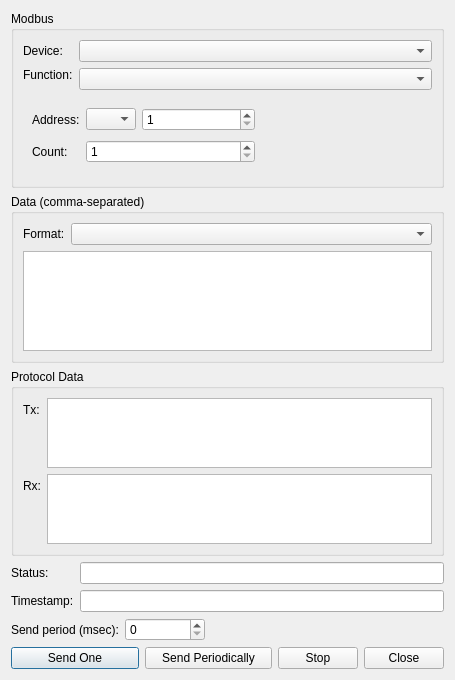
Old version of the form src/client/gui/dialogs/client_dialogsendmessage.ui in the repository serhmarch/ModbusTools.
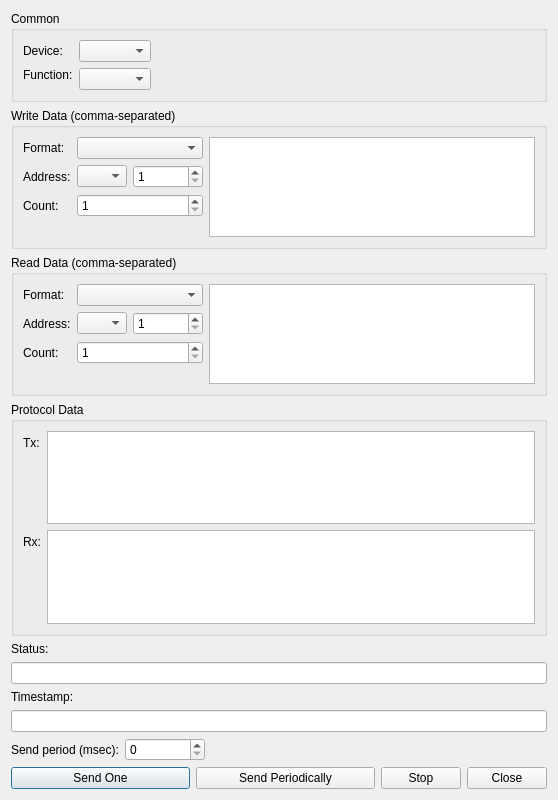
New version of the form.

```diff
--- a/src/client/gui/dialogs/client_dialogsendmessage.ui
+++ b/src/client/gui/dialogs/client_dialogsendmessage.ui
@@ -6,30 +6,20 @@
    <rect>
     <x>0</x>
     <y>0</y>
-    <width>455</width>
-    <height>670</height>
+    <width>558</width>
+    <height>800</height>
    </rect>
   </property>
   <property name="windowTitle">
    <string>Send Message</string>
   </property>
-  <layout class="QGridLayout" name="gridLayout_2">
-   <item row="0" column="0" colspan="2">
-    <widget class="QGroupBox" name="grModbusParams">
+  <layout class="QVBoxLayout" name="verticalLayout">
+   <item>
+    <widget class="QGroupBox" name="grCommonParams">
      <property name="title">
-      <string>Modbus</string>
+      <string>Common</string>
      </property>
-     <layout class="QGridLayout" name="gridLayout" columnstretch="0,0,1">
-      <item row="0" column="0">
-       <widget class="QLabel" name="label_8">
-        <property name="text">
-         <string>Device:</string>
-        </property>
-       </widget>
-      </item>
-      <item row="0" column="2">
-       <widget class="QComboBox" name="cmbDevice"/>
-      </item>
+     <layout class="QGridLayout" name="gridLayout" columnstretch="0,0,0,0">
       <item row="1" column="0" colspan="2">
        <widget class="QLabel" name="label_9">
         <property name="text">
@@ -37,125 +27,228 @@
         </property>
        </widget>
       </item>
+      <item row="0" column="2">
+       <widget class="QComboBox" name="cmbDevice"/>
+      </item>
+      <item row="0" column="0">
+       <widget class="QLabel" name="label_8">
+        <property name="text">
+         <string>Device:</string>
+        </property>
+       </widget>
+      </item>
       <item row="1" column="2" rowspan="2">
        <widget class="QComboBox" name="cmbFunction"/>
       </item>
-      <item row="4" column="0" colspan="3">
-       <widget class="QStackedWidget" name="swModbusFuncParams">
+      <item row="0" column="3">
+       <spacer name="horizontalSpacer_2">
+        <property name="orientation">
+         <enum>Qt::Horizontal</enum>
+        </property>
+        <property name="sizeHint" stdset="0">
+         <size>
+          <width>40</width>
+          <height>20</height>
+         </size>
+        </property>
+       </spacer>
+      </item>
+     </layout>
+    </widget>
+   </item>
+   <item>
+    <widget class="QGroupBox" name="grWriteData">
+     <property name="title">
+      <string>Write Data (comma-separated)</string>
+     </property>
+     <layout class="QFormLayout" name="formLayout_4">
+      <item row="0" column="0">
+       <layout class="QFormLayout" name="formLayout_5">
+        <item row="1" column="0">
+         <widget class="QLabel" name="label_14">
+          <property name="text">
+           <string>Address:</string>
+          </property>
+         </widget>
+        </item>
+        <item row="1" column="1">
+         <layout class="QHBoxLayout" name="horizontalLayout_7" stretch="0,1">
+          <item>
+           <widget class="QComboBox" name="cmbWriteAdrType">
+            <property name="sizePolicy">
+             <sizepolicy hsizetype="Minimum" vsizetype="Fixed">
+              <horstretch>0</horstretch>
+              <verstretch>0</verstretch>
+             </sizepolicy>
+            </property>
+            <property name="maximumSize">
+             <size>
+              <width>50</width>
+              <height>16777215</height>
+             </size>
+            </property>
+           </widget>
+          </item>
+          <item>
+           <widget class="QSpinBox" name="spWriteAddress">
+            <property name="minimumSize">
+             <size>
+              <width>70</width>
+              <height>0</height>
+             </size>
+            </property>
+            <property name="minimum">
+             <number>1</number>
+            </property>
+            <property name="maximum">
+             <number>65536</number>
+            </property>
+           </widget>
+          </item>
+         </layout>
+        </item>
+        <item row="2" column="0">
+         <widget class="QLabel" name="label_15">
+          <property name="text">
+           <string>Count:</string>
+          </property>
+         </widget>
+        </item>
+        <item row="2" column="1">
+         <widget class="QSpinBox" name="spWriteCount">
+          <property name="minimumSize">
+           <size>
+            <width>80</width>
+            <height>0</height>
+           </size>
+          </property>
+          <property name="minimum">
+           <number>1</number>
+          </property>
+          <property name="maximum">
+           <number>2100</number>
+          </property>
+         </widget>
+        </item>
+        <item row="0" column="0">
+         <widget class="QLabel" name="label_13">
+          <property name="text">
+           <string>Format:</string>
+          </property>
+         </widget>
+        </item>
+        <item row="0" column="1">
+         <widget class="QComboBox" name="cmbWriteFormat"/>
+        </item>
+       </layout>
+      </item>
+      <item row="0" column="1">
+       <widget class="QPlainTextEdit" name="txtWriteData">
         <property name="minimumSize">
          <size>
           <width>0</width>
-          <height>80</height>
+          <height>100</height>
          </size>
         </property>
-        <property name="currentIndex">
-         <number>1</number>
+        <property name="undoRedoEnabled">
+         <bool>true</bool>
         </property>
-        <widget class="QWidget" name="pgEmpty"/>
-        <widget class="QWidget" name="pgParams">
-         <layout class="QGridLayout" name="gridLayout_3">
-          <item row="0" column="0">
-           <widget class="QLabel" name="label_11">
-            <property name="text">
-             <string>Address:</string>
-            </property>
-           </widget>
-          </item>
-          <item row="0" column="1">
-           <layout class="QHBoxLayout" name="horizontalLayout_5" stretch="0,1">
-            <item>
-             <widget class="QComboBox" name="cmbAdrType">
-              <property name="sizePolicy">
-               <sizepolicy hsizetype="Minimum" vsizetype="Fixed">
-                <horstretch>0</horstretch>
-                <verstretch>0</verstretch>
-               </sizepolicy>
-              </property>
-              <property name="maximumSize">
-               <size>
-                <width>50</width>
-                <height>16777215</height>
-               </size>
-              </property>
-             </widget>
-            </item>
-            <item>
-             <widget class="QSpinBox" name="spOffset">
-              <property name="minimum">
-               <number>1</number>
-              </property>
-              <property name="maximum">
-               <number>65536</number>
-              </property>
-             </widget>
-            </item>
-           </layout>
-          </item>
-          <item row="1" column="0">
-           <widget class="QLabel" name="label_12">
-            <property name="text">
-             <string>Count:</string>
-            </property>
-           </widget>
-          </item>
-          <item row="1" column="1">
-           <widget class="QSpinBox" name="spCount">
-            <property name="minimumSize">
-             <size>
-              <width>80</width>
-              <height>0</height>
-             </size>
-            </property>
-            <property name="minimum">
-             <number>1</number>
-            </property>
-            <property name="maximum">
-             <number>2100</number>
-            </property>
-           </widget>
-          </item>
-          <item row="1" column="2">
-           <spacer name="horizontalSpacer_2">
-            <property name="orientation">
-             <enum>Qt::Horizontal</enum>
-            </property>
-            <property name="sizeHint" stdset="0">
-             <size>
-              <width>168</width>
-              <height>20</height>
-             </size>
-            </property>
-           </spacer>
-          </item>
-         </layout>
-        </widget>
+        <property name="readOnly">
+         <bool>false</bool>
+        </property>
        </widget>
       </item>
      </layout>
     </widget>
    </item>
-   <item row="1" column="0" colspan="2">
-    <widget class="QGroupBox" name="grData">
+   <item>
+    <widget class="QGroupBox" name="grReadData">
      <property name="title">
-      <string>Data (comma-separated)</string>
+      <string>Read Data (comma-separated)</string>
      </property>
-     <layout class="QVBoxLayout" name="verticalLayout">
-      <item>
-       <layout class="QHBoxLayout" name="horizontalLayout_2" stretch="0,1">
-        <item>
+     <layout class="QFormLayout" name="formLayout_3">
+      <item row="0" column="0">
+       <layout class="QFormLayout" name="formLayout_2">
+        <item row="1" column="0">
+         <widget class="QLabel" name="label_11">
+          <property name="text">
+           <string>Address:</string>
+          </property>
+         </widget>
+        </item>
+        <item row="1" column="1">
+         <layout class="QHBoxLayout" name="horizontalLayout_5" stretch="0,0">
+          <item>
+           <widget class="QComboBox" name="cmbReadAdrType">
+            <property name="sizePolicy">
+             <sizepolicy hsizetype="Minimum" vsizetype="Fixed">
+              <horstretch>0</horstretch>
+              <verstretch>0</verstretch>
+             </sizepolicy>
+            </property>
+            <property name="maximumSize">
+             <size>
+              <width>50</width>
+              <height>16777215</height>
+             </size>
+            </property>
+           </widget>
+          </item>
+          <item>
+           <widget class="QSpinBox" name="spReadAddress">
+            <property name="minimumSize">
+             <size>
+              <width>70</width>
+              <height>0</height>
+             </size>
+            </property>
+            <property name="minimum">
+             <number>1</number>
+            </property>
+            <property name="maximum">
+             <number>65536</number>
+            </property>
+           </widget>
+          </item>
+         </layout>
+        </item>
+        <item row="2" column="0">
+         <widget class="QLabel" name="label_12">
+          <property name="text">
+           <string>Count:</string>
+          </property>
+         </widget>
+        </item>
+        <item row="0" column="0">
          <widget class="QLabel" name="label_7">
           <property name="text">
            <string>Format:</string>
           </property>
          </widget>
         </item>
-        <item>
-         <widget class="QComboBox" name="cmbFormat"/>
+        <item row="0" column="1">
+         <widget class="QComboBox" name="cmbReadFormat"/>
+        </item>
+        <item row="2" column="1">
+         <widget class="QSpinBox" name="spReadCount">
+          <property name="minimumSize">
+           <size>
+            <width>80</width>
+            <height>0</height>
+           </size>
+          </property>
+          <property name="minimum">
+           <number>1</number>
+          </property>
+          <property name="maximum">
+           <number>2100</number>
+          </property>
+         </widget>
         </item>
        </layout>
       </item>
-      <item>
-       <widget class="QPlainTextEdit" name="txtData">
+      <item row="0" column="1">
+       <widget class="QPlainTextEdit" name="txtReadData">
         <property name="minimumSize">
          <size>
           <width>0</width>
@@ -173,7 +266,7 @@
      </layout>
     </widget>
    </item>
-   <item row="2" column="0" colspan="2">
+   <item>
     <widget class="QGroupBox" name="groupBox">
      <property name="title">
       <string>Protocol Data</string>
@@ -222,35 +315,35 @@
      </layout>
     </widget>
    </item>
-   <item row="3" column="0">
+   <item>
     <widget class="QLabel" name="label">
      <property name="text">
       <string>Status:</string>
      </property>
     </widget>
    </item>
-   <item row="3" column="1">
+   <item>
     <widget class="QLineEdit" name="lnStatus">
      <property name="readOnly">
       <bool>true</bool>
      </property>
     </widget>
    </item>
-   <item row="4" column="0">
+   <item>
     <widget class="QLabel" name="label_3">
      <property name="text">
       <string>Timestamp:</string>
      </property>
     </widget>
    </item>
-   <item row="4" column="1">
+   <item>
     <widget class="QLineEdit" name="lnTimestamp">
      <property name="readOnly">
       <bool>true</bool>
      </property>
     </widget>
    </item>
-   <item row="5" column="0" colspan="2">
+   <item>
     <layout class="QHBoxLayout" name="horizontalLayout_4">
      <item>
       <widget class="QLabel" name="label_10">
@@ -290,7 +383,7 @@
      </item>
     </layout>
    </item>
-   <item row="6" column="0" colspan="2">
+   <item>
     <layout class="QHBoxLayout" name="horizontalLayout_3" stretch="1,1,0,0">
      <item>
       <widget class="QPushButton" name="btnSendOne">
```
